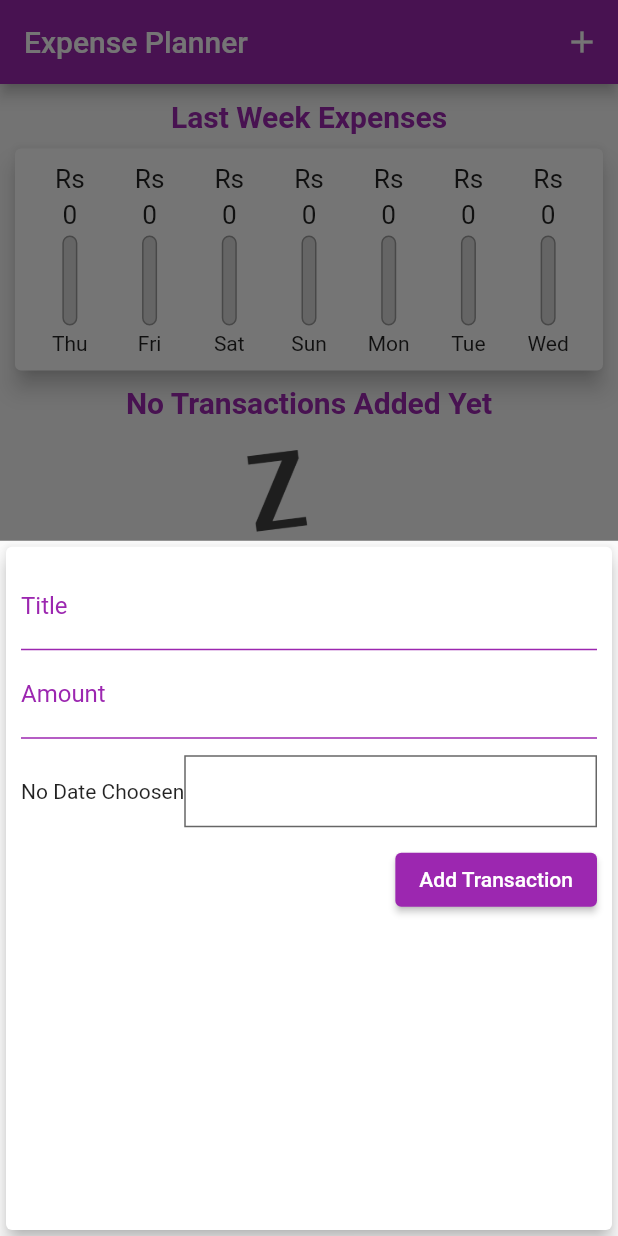
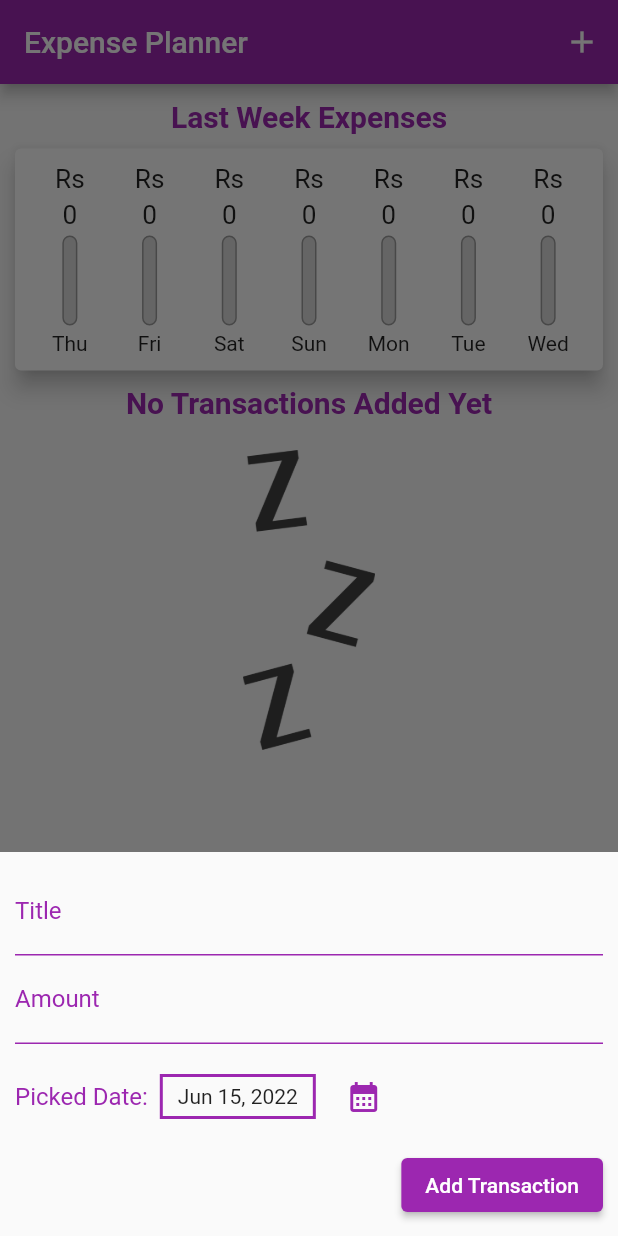
Before and after one commit to Mohsin356/expense_sheet, a Flutter app: the screen it shows after launch, after a tap on the "add" icon, on a phone screen of 412 x 824 dp. Run offline on Flutter 3.47's test engine with Material 2 defaults, Android fonts, the phone set to English and light mode, and no system bars; drawn by our look-alikes of date_field; our stand-ins replace get.

Commit message:
Date Time Widget updated

```diff
--- a/lib/controllers/transactionController.dart
+++ b/lib/controllers/transactionController.dart
@@ -7,7 +7,7 @@ class TransactionController extends GetxController{
   var transactionsList = <Transaction>[].obs;
   final titleController = TextEditingController();
   final amountController = TextEditingController();
-  DateTime? date;
+  var selectedDate= DateTime.now().obs;
   @override
   onInit(){
     super.onInit();
@@ -18,6 +18,9 @@ class TransactionController extends GetxController{
     transactionsList.add(newTx);
   }
   submitData(){
+    if(amountController.text.isEmpty){
+      return;
+    }
     final enteredTitle= titleController.text;
     final enteredAmount =double.parse(amountController.text);
     if(enteredTitle.isEmpty || enteredAmount<=0){
@@ -29,22 +32,23 @@ class TransactionController extends GetxController{
     Navigator.of(Get.context!).pop();
   }
   startNewTransaction(){
-    showModalBottomSheet(context: Get.context!, builder: (_){
+    showModalBottomSheet(context: Get.context!,
+        isScrollControlled: true,
+        builder: (_){
       return const NewTransaction();
     });
   }
-  // presentDatePicker(){
-  //   DateTime selectedDate;
-  //   showDatePicker(context: Get.context!,
-  //       initialDate: DateTime.now(),
-  //       firstDate: DateTime(2022),
-  //       lastDate: DateTime.now()
-  //   ).then((pickedDate){
-  //     if (pickedDate==null){
-  //       return;
-  //     }
-  //     selectedDate =pickedDate;
-  //   });
-  // }
+  presentDatePicker(){
+    showDatePicker(context: Get.context!,
+        initialDate: selectedDate.value,
+        firstDate: DateTime(2022),
+        lastDate: DateTime.now()
+    ).then((pickedDate){
+      if (pickedDate==null){
+        return;
+      }
+      selectedDate.value =pickedDate;
+    });
 
+  }
 }
--- a/lib/utils/colors.dart
+++ b/lib/utils/colors.dart
@@ -12,6 +12,7 @@ class UiColors{
   static const txtBtnClr = Colors.purple;
   static const priceBorderClr = Colors.purple;
   static const priceTxtXlr = Colors.purple;
+  static const boxBorderClr = Colors.purple;
   static const dateTxtXlr = Colors.grey;
   static const fillerClr = Colors.purple;
   static const emptyFillerClr = Color.fromRGBO(220, 220, 220, 1);
--- a/lib/views/widgets/datePicker.dart
+++ /dev/null
@@ -1,58 +0,0 @@
-import 'package:date_field/date_field.dart';
-import 'package:flutter/material.dart';
-import 'package:intl/intl.dart';
-class DateFormFieldContainer extends StatelessWidget {
-  const DateFormFieldContainer(
-      {Key? key,
-        required  this.isRounded,
-        required this.mode,
-        required this.dateFormatTrue,
-        required this.onDateSelected,
-        this.initialValue,
-        this.enable = true,
-        required  this.isTrue,
-        this.dateFormat,
-        required this.text,})
-      : super(key: key);
-  final DateTimeFieldPickerMode mode;
-  final bool dateFormatTrue;
-  final Function(dynamic) onDateSelected;
-  final dynamic dateFormat;
-  final dynamic initialValue;
-  final bool isRounded;
-  final bool enable;
-  final String text;
-  final bool isTrue;
-
-  @override
-  Widget build(BuildContext context) {
-    return DateTimeFormField(
-      enabled: enable,
-      decoration: InputDecoration(fillColor: Colors.white,filled: true,alignLabelWithHint: false,
-        hintStyle: const TextStyle(color: Colors.black,),
-        errorStyle: const TextStyle(color: Colors.redAccent),
-
-        border: OutlineInputBorder(
-          borderSide: BorderSide(
-              width: isRounded ? 0.1 : 0, color: Colors.black),
-          borderRadius: BorderRadius.circular(
-            isRounded ? 8 : 0,
-          ),
-        ),
-
-        hintText: text,
-        contentPadding: const EdgeInsets.all(8),
-        // suffixIcon: isTrue? (const Calender()):const SizedBox(),
-
-      ),
-      mode: DateTimeFieldPickerMode.date,
-      // initialValue: initialValue,
-      dateFormat: dateFormatTrue ? DateFormat('dd/MM/yyyy') : null,
-      autovalidateMode: AutovalidateMode.always,
-
-      onDateSelected: (DateTime value) {
-        onDateSelected(value);
-      },
-    );
-  }
-}
--- a/lib/views/widgets/newTransaction.dart
+++ b/lib/views/widgets/newTransaction.dart
@@ -1,10 +1,9 @@
-import 'package:date_field/date_field.dart';
-import 'package:expense_sheet/views/widgets/datePicker.dart';
 import 'package:flutter/material.dart';
 import 'package:expense_sheet/views/widgets/textField.dart';
 import 'package:expense_sheet/utils/colors.dart';
 import 'package:get/get.dart';
 import 'package:expense_sheet/controllers/transactionController.dart';
+import 'package:intl/intl.dart';
 
 class NewTransaction extends StatefulWidget {
   const NewTransaction({Key? key}) : super(key: key);
@@ -18,11 +17,14 @@ class _NewTransactionState extends State<NewTransaction> {
 
   @override
   Widget build(BuildContext context) {
-    return Card(
-      elevation: 5,
-      child: Container(
-        padding: const EdgeInsets.all(10),
+    return Padding(
+      padding: MediaQuery.of(context).viewInsets,
+      child: Wrap(
+        children: [
+          Padding(
+            padding: const EdgeInsets.all(10.0),
             child: Column(
+              mainAxisSize: MainAxisSize.min,
               crossAxisAlignment: CrossAxisAlignment.end,
               children: [
                 TextFields(controller: transactionAdd.titleController,lblText: 'Title', lblTxtClr: UiColors.lblTxtClr,
@@ -38,28 +40,18 @@ class _NewTransactionState extends State<NewTransaction> {
                   height: 70,
                   child: Row(
                     children: [
-                  Text("No Date Choosen"),
-                  Expanded(
-                    child: DateFormFieldContainer(
-                      isRounded: false,
-                      isTrue: true,
-                      // enable: _.paymentvalue == 'Cheque' ? true : false,
-                      text: '',
-                      mode: DateTimeFieldPickerMode.date,
-                      dateFormatTrue: true,
-                      initialValue: DateTime.now(),
-                      onDateSelected: (value) {
-                        transactionAdd.date = value;
-                        transactionAdd.update();
+                      const Text("Picked Date:",style: TextStyle(color: UiColors.lblTxtClr,fontSize: 16),),
+                      const SizedBox(width: 8,),
+                      Obx(() => Container(
+                          padding: const EdgeInsets.symmetric(horizontal: 10,vertical: 5),
+                          decoration: BoxDecoration(
+                            border: Border.all(color: UiColors.boxBorderClr,width: 2),
+                          ),
+                          child: Text(DateFormat.yMMMd().format(transactionAdd.selectedDate.value)))),
+                      TextButton(onPressed: (){
+                        transactionAdd.presentDatePicker();
                       },
-                    ),
-                  ),
-                //   TextButton(onPressed: (){
-                //     // transactionAdd.presentDatePicker();
-                //
-                //   },
-                //       child: const Text("Choose Date",style: TextStyle(color: UiColors.txtBtnClr,fontWeight: FontWeight.bold),)),
-                //
+                          child: const Icon(Icons.calendar_month_sharp)),
                     ],
                   ),
                 ),
@@ -71,6 +63,8 @@ class _NewTransactionState extends State<NewTransaction> {
                 )
               ],
             ),
+          )
+        ],
       ),
     );
   }
```
Lines whose indentation alone changed are shown as unchanged.
